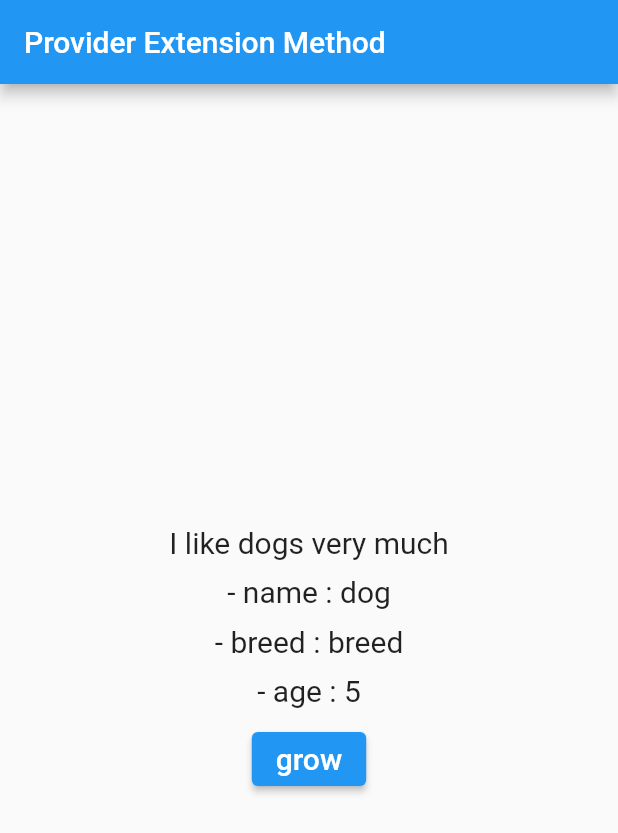
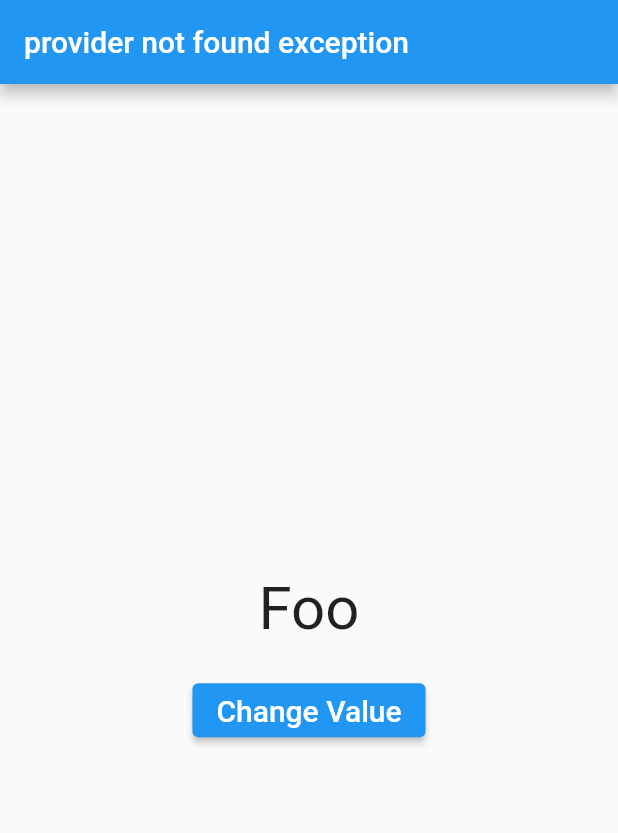
Before and after one commit to qwq140/flutter_provider_ex, a Flutter app: the screen it shows after launch, on a phone screen of 412 x 824 dp. Shown: the top 833 px of the screen. Run offline on Flutter 3.47's test engine with Material 2 defaults, Android fonts, the phone set to English and light mode, and no system bars.

Commit message:
provider builder 프로퍼티

```diff
--- a/lib/main.dart
+++ b/lib/main.dart
@@ -1,6 +1,6 @@
 import 'package:flutter/material.dart';
 import 'package:flutter_provider_ex/consumer/model/dog.dart';
-import 'package:flutter_provider_ex/consumer/view/home_page.dart';
+import 'package:flutter_provider_ex/provider_not_found/home_page.dart';
 
 import 'package:provider/provider.dart';
 
--- /dev/null
+++ b/lib/provider_not_found/home_page.dart
@@ -0,0 +1,42 @@
+import 'package:flutter/material.dart';
+import 'package:flutter_provider_ex/provider_not_found/model/foo.dart';
+import 'package:provider/provider.dart';
+
+class HomePage extends StatelessWidget {
+  const HomePage({Key? key}) : super(key: key);
+
+  @override
+  Widget build(BuildContext context) {
+    return Scaffold(
+      appBar: AppBar(
+        title: Text('provider not found exception'),
+      ),
+      body: ChangeNotifierProvider<Foo>(
+        create: (context) => Foo(),
+        builder: (context, child) => Center(
+          child: Column(
+            mainAxisAlignment: MainAxisAlignment.center,
+            children: [
+              Text(
+                '${context.watch<Foo>().value}',
+                style: TextStyle(fontSize: 40),
+              ),
+              SizedBox(
+                height: 20,
+              ),
+              ElevatedButton(
+                onPressed: () {
+                  context.read<Foo>().changeValue();
+                },
+                child: Text(
+                  'Change Value',
+                  style: TextStyle(fontSize: 20),
+                ),
+              ),
+            ],
+          ),
+        ),
+      ),
+    );
+  }
+}
--- /dev/null
+++ b/lib/provider_not_found/model/foo.dart
@@ -0,0 +1,10 @@
+import 'package:flutter/material.dart';
+
+class Foo with ChangeNotifier {
+  String value = 'Foo';
+
+  void changeValue(){
+    value = value == 'Foo' ? 'Bar' : 'Foo';
+    notifyListeners();
+  }
+}
```
